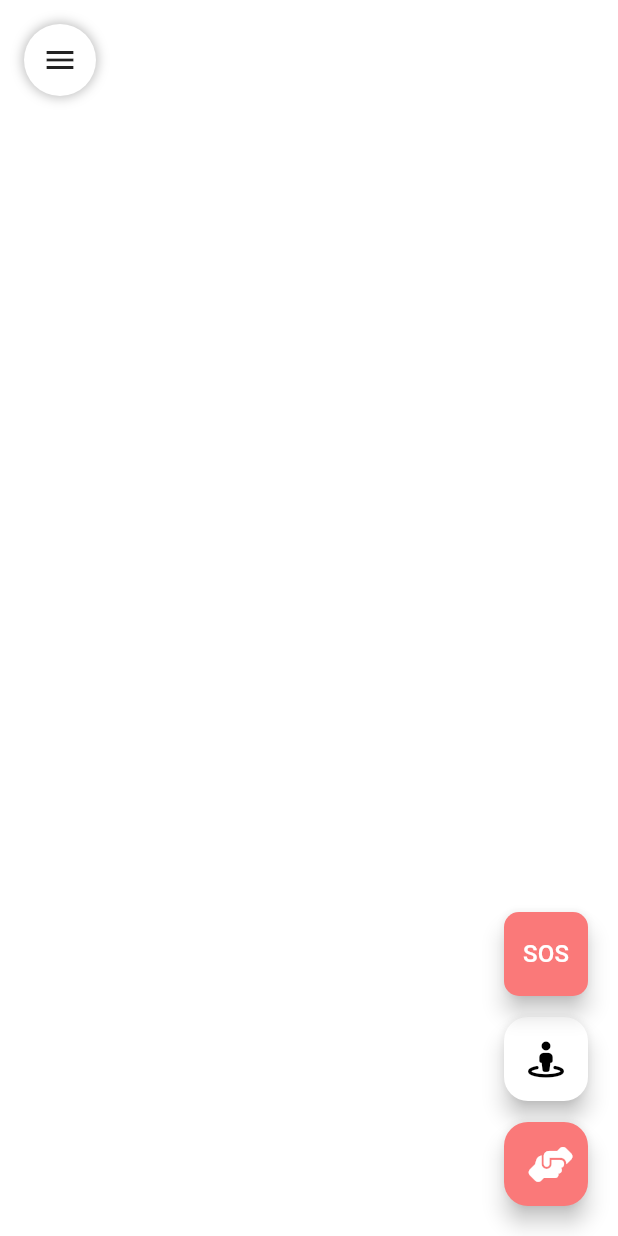
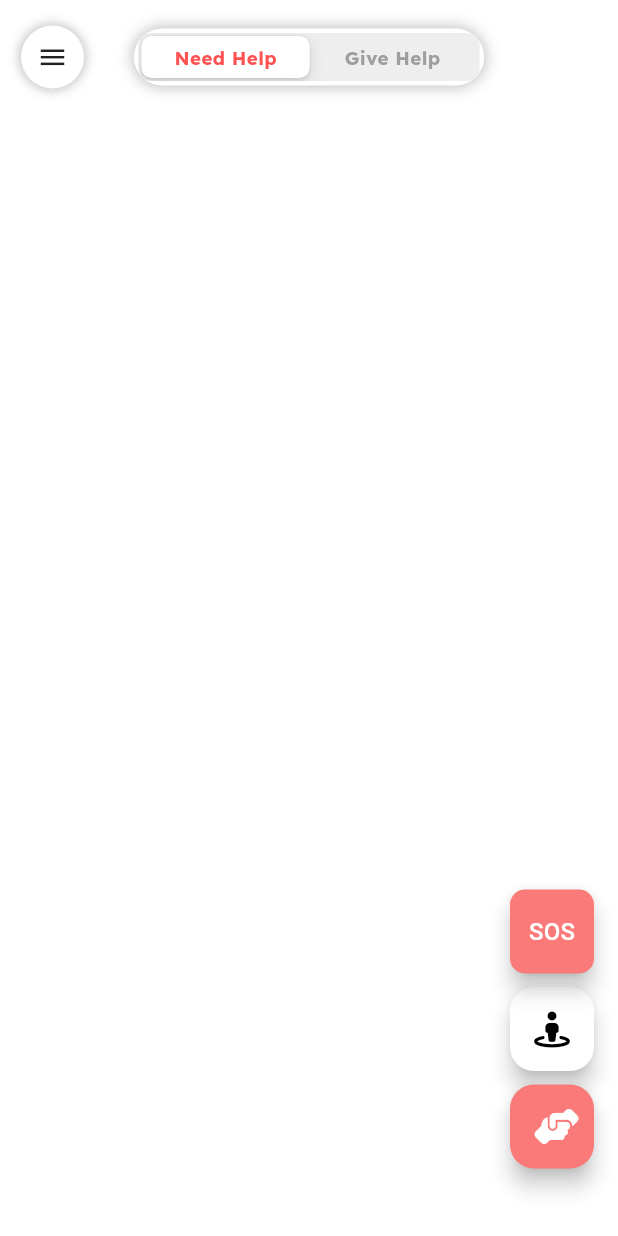
Before and after one commit to Prastut08/voidx, a Flutter app: the Home screen opened directly, on a phone screen of 412 x 824 dp. Run offline on Flutter 3.47's test engine with Material 3 defaults, Android fonts, the phone set to English and light mode, and no system bars; our stand-ins replace flutter_local_notifications, font_awesome_flutter, geolocator, google_fonts, internet_connection_checker, intl_phone_field and 2 more; missing offline and left inert: dart:js, flutter_config, telephony; accounts and stored records are empty; network calls fail; statements that could not run were skipped.

Commit message:
improved UI

```diff
--- a/apps/mobile/lib/Home.dart
+++ b/apps/mobile/lib/Home.dart
@@ -20,13 +20,14 @@ String _safeBackendUrl() {
     final val = FlutterConfig.get('BACKEND_URL');
     if (val != null && val.toString().isNotEmpty) return val.toString();
   } catch (_) {}
-  return 'http://172.25.179.252:8080';
+  return 'http://172.25.179.250:8080';
 }
 
 class Home extends StatefulWidget {
   @override
   _HomeState createState() => _HomeState();
 }
+
 class SOSButton extends StatelessWidget {
   final bool isHelping;
   final double currentLat;
@@ -42,8 +43,8 @@ class SOSButton extends StatelessWidget {
   Widget build(BuildContext context) {
     return (!isHelping)
         ? Positioned(
-            bottom: 160.0,
-            right: 20.0,
+            bottom: 175.0,
+            right: 16.0,
             child: FloatingActionButton(
               onPressed: () => _onSOSPressed(context),
               child: Padding(
@@ -99,6 +100,7 @@ class SOSButton extends StatelessWidget {
     }
   }
 }
+
 class _HomeState extends State<Home> {
   double currentLat = 20.5937;
   double currentLng = 78.9629;
@@ -181,7 +183,9 @@ class _HomeState extends State<Home> {
       js.context.callMethod('updateWindyLocation', [currentLat, currentLng]);
     } catch (e) {
       debugPrint('Location error: $e');
-      setState(() { locationLoaded = true; });
+      setState(() {
+        locationLoaded = true;
+      });
     }
   }
 
@@ -220,8 +224,11 @@ class _HomeState extends State<Home> {
     try {
       final double startLatitude = currentLat;
       final double startLongitude = currentLng;
-      final double endLatitude = locationDetails['location']['lat'];
-      final double endLongitude = locationDetails['location']['lng'];
+      final location = locationDetails['location'] as Map<String, dynamic>?;
+      final double endLatitude =
+          (location?['lat'] as num?)?.toDouble() ?? currentLat;
+      final double endLongitude =
+          (location?['lng'] as num?)?.toDouble() ?? currentLng;
 
       double distanceInMeters = Geolocator.distanceBetween(
           startLatitude, startLongitude, endLatitude, endLongitude);
@@ -318,7 +325,9 @@ class _HomeState extends State<Home> {
                   ),
                   SizedBox(height: 22),
                   Text(
-                    locationDetails['type'] == 'victim' ? 'Needs:' : 'Available Assistance:',
+                    locationDetails['type'] == 'victim'
+                        ? 'Needs:'
+                        : 'Available Assistance:',
                     //'Available Assistance:',
                     style: GoogleFonts.getFont(
                       "Lexend",
@@ -397,10 +406,10 @@ class _HomeState extends State<Home> {
             .equals("$smsNumber")
             .and(SmsColumn.BODY)
             .like(""),
-		sortOrder: [OrderBy(SmsColumn.ADDRESS, sort: Sort.ASC),
-			    OrderBy(SmsColumn.BODY)]
-		);
-
+        sortOrder: [
+          OrderBy(SmsColumn.ADDRESS, sort: Sort.ASC),
+          OrderBy(SmsColumn.BODY)
+        ]);
 
     await Future.delayed(Duration(minutes: 1));
     smsStream.isEmpty ? print('No messages') : print('Messages found');
@@ -484,9 +493,11 @@ class _HomeState extends State<Home> {
 
   // -----------------------------------------------------------------------------------------------------------------------------------------------
 
-  void makePostRequest(List<String> selectedHelp, bool isHelping, dynamic lat, dynamic lng) async {
+  void makePostRequest(List<String> selectedHelp, bool isHelping, dynamic lat,
+      dynamic lng) async {
     final prefs = await SharedPreferences.getInstance();
-    String phoneNumber = prefs.getString('phoneNumber') ?? 'No phone number set';
+    String phoneNumber =
+        prefs.getString('phoneNumber') ?? 'No phone number set';
 
     String mode = isHelping ? "give" : "need";
     String type = isHelping ? "volunteer" : "victim";
@@ -523,7 +534,6 @@ class _HomeState extends State<Home> {
   void reloadMapMarkers() async {
     await _loadJsonData();
   }
-
 
   void actionButtonClickFn() async {
     try {
@@ -657,7 +667,8 @@ class _HomeState extends State<Home> {
                                   .toList();
                               print('Phone Number: $phoneNumber');
                               print('Selected Help Options: $selectedHelp');
-                              makePostRequest(selectedHelp, isHelping, currentLat, currentLng);
+                              makePostRequest(selectedHelp, isHelping,
+                                  currentLat, currentLng);
                               Navigator.pop(context);
                               reloadMapMarkers();
                             }
@@ -679,12 +690,23 @@ class _HomeState extends State<Home> {
 
   // <--------------------- UI --------------------->
 
+  String _formatType(String raw) {
+    if (raw.isEmpty) return 'Unknown';
+    // Split camelCase into words e.g. reliefCamp → Relief Camp
+    final spaced = raw.replaceAllMapped(
+        RegExp(r'([a-z])([A-Z])'), (m) => '${m[1]} ${m[2]}');
+    return spaced[0].toUpperCase() + spaced.substring(1);
+  }
+
   IconData _getIconForType(String type) {
     final t = type.toLowerCase();
     if (t.contains('hospital')) return FontAwesomeIcons.truckMedical;
-    if (t.contains('relief') || t.contains('camp')) return FontAwesomeIcons.tent;
-    if (t.contains('safe') || t.contains('space') || t.contains('shelter')) return FontAwesomeIcons.home;
-    if (t.contains('supplies') || t.contains('food')) return FontAwesomeIcons.boxOpen;
+    if (t.contains('relief') || t.contains('camp'))
+      return FontAwesomeIcons.tent;
+    if (t.contains('safe') || t.contains('space') || t.contains('shelter'))
+      return FontAwesomeIcons.home;
+    if (t.contains('supplies') || t.contains('food'))
+      return FontAwesomeIcons.boxOpen;
     return FontAwesomeIcons.handsHelping;
   }
 
@@ -707,7 +729,8 @@ class _HomeState extends State<Home> {
                   color: Colors.white,
                   borderRadius: BorderRadius.vertical(top: Radius.circular(24)),
                   boxShadow: [
-                BoxShadow(color: Colors.black26, blurRadius: 10, spreadRadius: 2)
+                    BoxShadow(
+                        color: Colors.black26, blurRadius: 10, spreadRadius: 2)
                   ],
                 ),
                 child: Column(
@@ -726,7 +749,8 @@ class _HomeState extends State<Home> {
                     Padding(
                       padding: const EdgeInsets.fromLTRB(20, 16, 20, 4),
                       child: Container(
-                    padding: EdgeInsets.symmetric(horizontal: 8, vertical: 6),
+                        padding:
+                            EdgeInsets.symmetric(horizontal: 8, vertical: 6),
                         decoration: BoxDecoration(
                           color: Color(0xFFEEEEEE),
                           borderRadius: BorderRadius.circular(30),
@@ -734,29 +758,36 @@ class _HomeState extends State<Home> {
                         child: CupertinoSlidingSegmentedControl<int>(
                           children: {
                             0: Padding(
-                          padding: EdgeInsets.symmetric(horizontal: 12, vertical: 6),
+                              padding: EdgeInsets.symmetric(
+                                  horizontal: 12, vertical: 6),
                               child: Text(
                                 'Need Help',
                                 style: GoogleFonts.getFont('Lexend',
                                     fontWeight: FontWeight.w700,
                                     fontSize: 15,
-                                color: isHelping ? Colors.grey : Colors.redAccent),
+                                    color: isHelping
+                                        ? Colors.grey
+                                        : Colors.redAccent),
                               ),
                             ),
                             1: Padding(
-                          padding: EdgeInsets.symmetric(horizontal: 12, vertical: 6),
+                              padding: EdgeInsets.symmetric(
+                                  horizontal: 12, vertical: 6),
                               child: Text(
                                 'Give Help',
                                 style: GoogleFonts.getFont('Lexend',
                                     fontWeight: FontWeight.w700,
                                     fontSize: 15,
-                                color: isHelping ? Colors.blue : Colors.grey),
+                                    color:
+                                        isHelping ? Colors.blue : Colors.grey),
                               ),
                             ),
                           },
                           groupValue: isHelping ? 1 : 0,
                           onValueChanged: (int? value) {
-                        setState(() { isHelping = value == 1; });
+                            setState(() {
+                              isHelping = value == 1;
+                            });
                             setModalState(() {});
                           },
                           backgroundColor: Color(0xFFEEEEEE),
@@ -770,7 +801,9 @@ class _HomeState extends State<Home> {
                         mainAxisAlignment: MainAxisAlignment.spaceBetween,
                         children: [
                           Text(
-                        isHelping ? 'Available Requests' : 'Nearby Assistance',
+                            isHelping
+                                ? 'Available Requests'
+                                : 'Nearby Assistance',
                             style: GoogleFonts.getFont(
                               'Lexend',
                               fontWeight: FontWeight.bold,
@@ -795,22 +828,34 @@ class _HomeState extends State<Home> {
                           ? Center(
                               child: Text(
                                 'No locations found',
-                            style: GoogleFonts.getFont('Lexend', color: Colors.grey),
+                                style: GoogleFonts.getFont('Lexend',
+                                    color: Colors.grey),
                               ),
                             )
                           : ListView.separated(
-                          padding: EdgeInsets.symmetric(horizontal: 16, vertical: 12),
+                              padding: EdgeInsets.symmetric(
+                                  horizontal: 16, vertical: 12),
                               itemCount: items.length,
                               separatorBuilder: (_, __) => SizedBox(height: 8),
                               itemBuilder: (context, index) {
                                 final item = items[index];
-                            final double itemLat = (item['location']['lat'] as num).toDouble();
-                            final double itemLng = (item['location']['lng'] as num).toDouble();
-                            final dist = Geolocator.distanceBetween(currentLat, currentLng, itemLat, itemLng);
+                                final loc =
+                                    item['location'] as Map<String, dynamic>?;
+                                final double itemLat =
+                                    (loc?['lat'] as num?)?.toDouble() ??
+                                        currentLat;
+                                final double itemLng =
+                                    (loc?['lng'] as num?)?.toDouble() ??
+                                        currentLng;
+                                final dist = Geolocator.distanceBetween(
+                                    currentLat, currentLng, itemLat, itemLng);
                                 final distStr = dist < 1000
                                     ? '${dist.toStringAsFixed(0)}m'
                                     : '${(dist / 1000).toStringAsFixed(1)}km';
-                            final String type = (item['type'] ?? '').toString().toUpperCase();
+                                final String rawType =
+                                    (item['type'] ?? '').toString();
+                                final String type = _formatType(rawType);
+                                final String typeUpper = rawType.toUpperCase();
                                 return ListTile(
                                   tileColor: Color(0xFFF7F8FA),
                                   shape: RoundedRectangleBorder(
@@ -819,12 +864,17 @@ class _HomeState extends State<Home> {
                                   leading: Container(
                                     padding: EdgeInsets.all(10),
                                     decoration: BoxDecoration(
-                                  color: (isHelping ? Colors.blue : Colors.redAccent).withOpacity(0.12),
+                                      color: (isHelping
+                                              ? Colors.blue
+                                              : Colors.redAccent)
+                                          .withOpacity(0.12),
                                       shape: BoxShape.circle,
                                     ),
                                     child: Icon(
-                                  _getIconForType(type),
-                                  color: isHelping ? Colors.blue : Colors.redAccent,
+                                      _getIconForType(typeUpper),
+                                      color: isHelping
+                                          ? Colors.blue
+                                          : Colors.redAccent,
                                       size: 18,
                                     ),
                                   ),
@@ -838,7 +888,8 @@ class _HomeState extends State<Home> {
                                   ),
                                   subtitle: Row(
                                     children: [
-                                  Icon(Icons.place, size: 13, color: Colors.grey),
+                                      Icon(Icons.place,
+                                          size: 13, color: Colors.grey),
                                       SizedBox(width: 3),
                                       Text(
                                         distStr,
@@ -850,7 +901,8 @@ class _HomeState extends State<Home> {
                                       ),
                                     ],
                                   ),
-                              trailing: Icon(Icons.chevron_right, color: Colors.grey),
+                                  trailing: Icon(Icons.chevron_right,
+                                      color: Colors.grey),
                                   onTap: () {
                                     Navigator.pop(context);
                                     _showLocationDetails(context, item);
@@ -874,16 +926,20 @@ class _HomeState extends State<Home> {
   }
 
   Widget _buildTopFloatingBar() {
+    final topPadding = MediaQuery.of(context).padding.top;
     return Container(
-      height: 60,
-      padding: EdgeInsets.symmetric(horizontal: 16),
-      margin: EdgeInsets.only(top: MediaQuery.of(context).padding.top + 10),
-      child: Row(
+      height: 48,
+      margin: EdgeInsets.only(top: topPadding > 0 ? topPadding + 6 : 14),
+      padding: EdgeInsets.symmetric(horizontal: 14),
+      child: Stack(
+        alignment: Alignment.center,
         children: [
-          // Hamburger menu button — tap to open drawer with toggle + assistance list
-          Container(
-            width: 48,
-            height: 48,
+          // Hamburger menu button pinned to the left
+          Align(
+            alignment: Alignment.centerLeft,
+            child: Container(
+              width: 42,
+              height: 42,
               decoration: BoxDecoration(
                 color: Colors.white,
                 shape: BoxShape.circle,
@@ -892,9 +948,57 @@ class _HomeState extends State<Home> {
                 ],
               ),
               child: IconButton(
-              icon: Icon(Icons.menu, color: Colors.black87),
+                padding: EdgeInsets.zero,
+                icon: Icon(Icons.menu, color: Colors.black87, size: 21),
                 tooltip: 'Menu',
                 onPressed: _showAssistanceDrawer,
+              ),
+            ),
+          ),
+          // Need Help / Give Help Toggle Pill perfectly centered
+          Center(
+            child: Container(
+              padding: EdgeInsets.symmetric(horizontal: 3, vertical: 3),
+              decoration: BoxDecoration(
+                color: Colors.white,
+                borderRadius: BorderRadius.circular(30),
+                boxShadow: [
+                  BoxShadow(color: Colors.black26, blurRadius: 8, spreadRadius: 1)
+                ],
+              ),
+              child: CupertinoSlidingSegmentedControl<int>(
+                children: {
+                  0: Padding(
+                    padding: EdgeInsets.symmetric(horizontal: 11, vertical: 5),
+                    child: Text(
+                      'Need Help',
+                      style: GoogleFonts.getFont('Lexend',
+                          fontWeight: FontWeight.w700,
+                          fontSize: 12.5,
+                          color: isHelping ? Colors.grey : Colors.redAccent),
+                    ),
+                  ),
+                  1: Padding(
+                    padding: EdgeInsets.symmetric(horizontal: 11, vertical: 5),
+                    child: Text(
+                      'Give Help',
+                      style: GoogleFonts.getFont('Lexend',
+                          fontWeight: FontWeight.w700,
+                          fontSize: 12.5,
+                          color: isHelping ? Colors.blue : Colors.grey),
+                    ),
+                  ),
+                },
+                groupValue: isHelping ? 1 : 0,
+                onValueChanged: (int? value) {
+                  setState(() {
+                    isHelping = value == 1;
+                    selectedFilter = '';
+                  });
+                },
+                backgroundColor: Color(0xFFEEEEEE),
+                thumbColor: Colors.white,
+              ),
             ),
           ),
         ],
@@ -980,14 +1084,15 @@ class _HomeState extends State<Home> {
 
   Widget recenterBtn() {
     return Positioned(
-      right: 20.0,
-      bottom: 90.0,
+      right: 16.0,
+      bottom: 110.0,
       child: FloatingActionButton(
         mini: false,
         child: Icon(FontAwesomeIcons.streetView, color: Colors.black),
         backgroundColor: Colors.white,
         onPressed: () {
-          js.context.callMethod('updateWindyLocation', [currentLat, currentLng]);
+          js.context
+              .callMethod('updateWindyLocation', [currentLat, currentLng]);
         },
       ),
     );
@@ -995,8 +1100,8 @@ class _HomeState extends State<Home> {
 
   Widget actionBtn(isHelping, selectedFilter) {
     return Positioned(
-      right: 20.0,
-      bottom: 20.0,
+      right: 16.0,
+      bottom: 45.0,
       child: buildFloatingActionButton(
         isHelping: isHelping,
         selectedFilter: selectedFilter,
@@ -1037,9 +1142,13 @@ class _HomeState extends State<Home> {
           itemCount: items.length,
           itemBuilder: (context, index) {
             final item = items[index];
-            final double itemLat = (item['location']['lat'] as num).toDouble();
-            final double itemLng = (item['location']['lng'] as num).toDouble();
-            final dist = Geolocator.distanceBetween(currentLat, currentLng, itemLat, itemLng);
+            final loc2 = item['location'] as Map<String, dynamic>?;
+            final double itemLat =
+                (loc2?['lat'] as num?)?.toDouble() ?? currentLat;
+            final double itemLng =
+                (loc2?['lng'] as num?)?.toDouble() ?? currentLng;
+            final dist = Geolocator.distanceBetween(
+                currentLat, currentLng, itemLat, itemLng);
             final distStr = dist < 1000
                 ? '${dist.toStringAsFixed(0)}m'
                 : '${(dist / 1000).toStringAsFixed(1)}km';
--- a/apps/mobile/lib/main.dart
+++ b/apps/mobile/lib/main.dart
@@ -87,6 +87,7 @@ class _MyAppState extends State<MyApp> {
 
     return MaterialApp(
       title: 'Sahaya',
+      debugShowCheckedModeBanner: false,
       theme: ThemeData(
         primarySwatch: Colors.blue,
         scaffoldBackgroundColor: Colors.transparent,
```
Also changed, not shown: 1 other file. Lines whose indentation alone changed are shown as unchanged.
